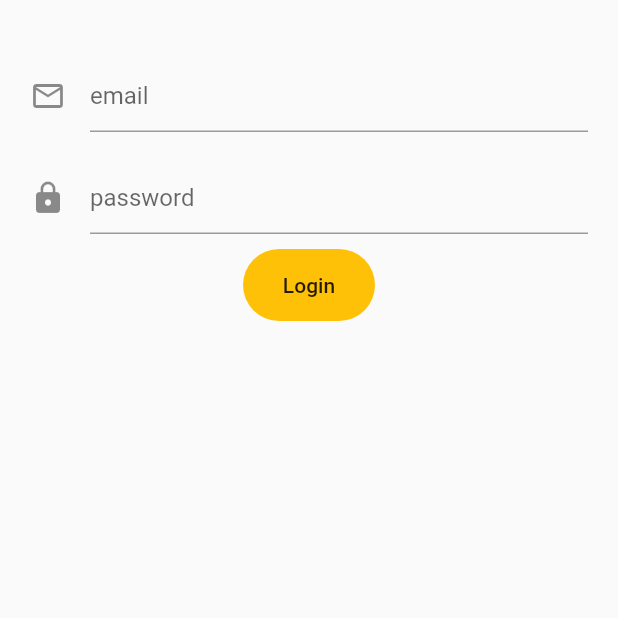
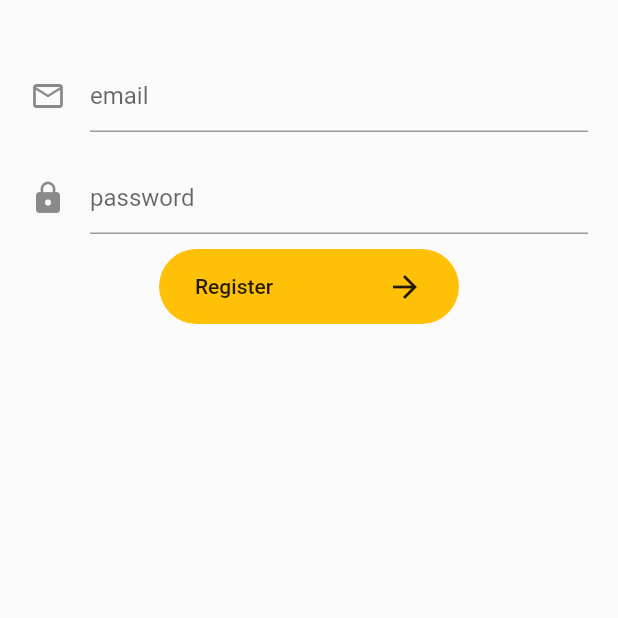
Before and after one commit to lukcza/FlutterLoginApp, a Flutter app: the screen it shows after launch, on a phone screen of 412 x 824 dp, the top half of it. Run offline on Flutter 3.47's test engine with Material 2 defaults, Android fonts, the light colour scheme and no system bars.

Commit message:
Register screen connect

```diff
--- a/lib/Widgets/button.dart
+++ b/lib/Widgets/button.dart
@@ -1,15 +1,33 @@
+
 import 'package:flutter/material.dart';
 class MyButton extends StatelessWidget {
+  const MyButton({Key? key, required this.width, required this.height, required this.onPressed, required this.text, required this.icon}) : super(key: key);
+  final double width;
+  final double height;
+  final VoidCallback onPressed;
+  final Text text;
+  final Icon icon;
   @override
   Widget build(BuildContext context) {
     return Container(
+      width: width,
+      height: height,
       decoration: BoxDecoration(
           borderRadius: BorderRadius.circular(60),
           color: Colors.amber,
       ) ,
       child: MaterialButton(
-        onPressed:() {},
-        child: Text("Login"),
+        onPressed: onPressed,
+        child: Padding(
+          padding: const EdgeInsets.all(8.0),
+          child: Row(
+            mainAxisAlignment: MainAxisAlignment.spaceBetween,
+            children: <Widget>[
+              text,
+              icon,
+            ]
+          ),
+        ),
       ),
     );
   }
--- a/lib/main.dart
+++ b/lib/main.dart
@@ -16,7 +16,7 @@ class MyApp extends StatelessWidget {
       theme: ThemeData(
         primarySwatch: Colors.blue,
       ),
-      home: LoginScreen(),
+      home: const RegisterScreen(),
     );
   }
 }
--- a/lib/screens.dart
+++ b/lib/screens.dart
@@ -1 +1,2 @@
-export 'screens/login_screen.dart';
+export 'screens/login/login_screen.dart';
+export 'screens/register/register_screen.dart';
--- a/lib/screens/login_form.dart
+++ b/lib/screens/register/register_form.dart
@@ -1,12 +1,12 @@
 import 'package:flutter/cupertino.dart';
 import 'package:flutter/material.dart';
 import 'package:flutter_login_b/widgets.dart';
-class Loginform extends StatefulWidget {
+class RegisterForm extends StatefulWidget {
   @override
-  _LoginformState createState() => _LoginformState();
+  _RegisterFormState createState() => _RegisterFormState();
 }
 
-class _LoginformState extends State<Loginform> {
+class _RegisterFormState extends State<RegisterForm> {
   final TextEditingController _emailController = TextEditingController();
   final TextEditingController _passwordController = TextEditingController();
 
@@ -42,8 +42,16 @@ class _LoginformState extends State<Loginform> {
                 obscureText: true,
                 keyboardType: TextInputType.emailAddress,
               ),
-               const SizedBox(height:10,),
-              MyButton(),
+              const SizedBox(height:10,),
+              MyButton(
+                width: 200,
+                height: 50,
+                onPressed: () {
+
+                },
+                text: Text('Register'),
+                icon: Icon(Icons.arrow_forward),
+              ),
             ],
           ),
         )
--- /dev/null
+++ b/lib/screens/register/register_screen.dart
@@ -0,0 +1,15 @@
+import 'package:flutter/material.dart';
+import 'register_form.dart';
+class RegisterScreen extends StatelessWidget {
+  const RegisterScreen({Key? key}) : super(key: key);
+
+  @override
+  Widget build(BuildContext context) {
+    return Scaffold(
+      body:Container(
+        margin: const EdgeInsets.only(top: 20),
+        child: RegisterForm(),
+      ),
+    );
+  }
+}
```
Also changed, not shown: lib/screens/login/login_form.dart (added, +78 -0 lines), lib/screens/login/login_screen.dart (renamed from lib/screens/login_screen.dart).
